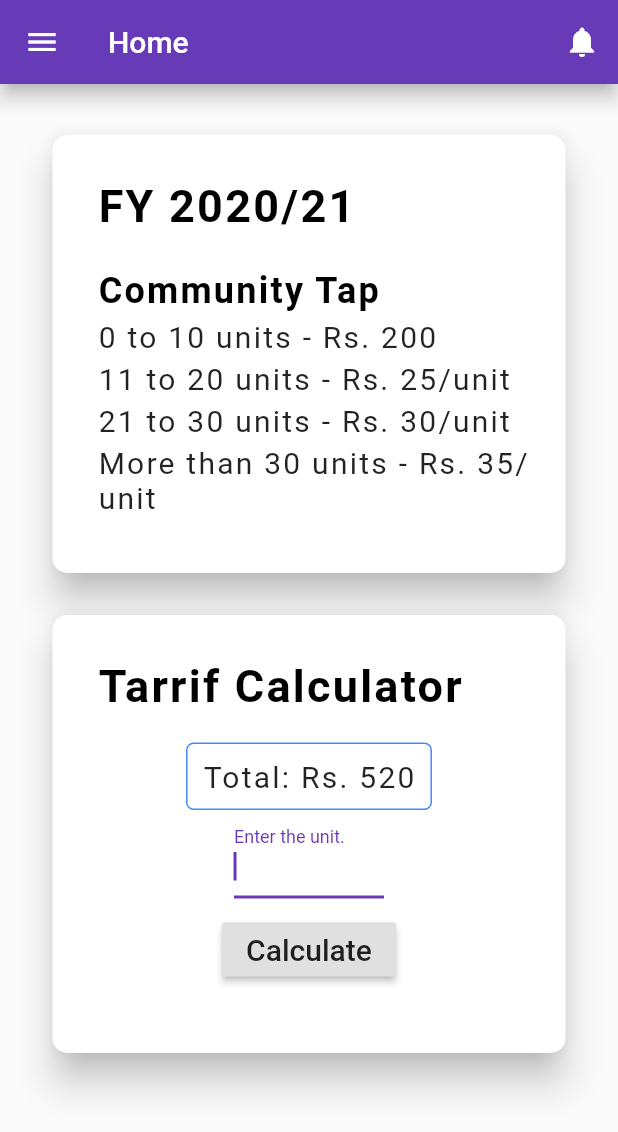
After one commit to Madhav52/Water-Billing-Mobile-App, a Flutter app: the Tarrif screen opened directly, on a phone screen of 412 x 824 dp. The commit adds this screen. Shown: the top 1132 px of the screen. Run offline on Flutter 3.47's test engine with Material 2 defaults, Android fonts, the phone set to English and light mode, and no system bars; our stand-ins replace carousel_pro, flutter_screenutil, font_awesome_flutter; Roboto replaces fonts that are missing (Open-Sans).

Commit message:
tarrif page created

```diff
--- a/lib/screens/home.dart
+++ b/lib/screens/home.dart
@@ -11,6 +11,7 @@ import 'package:flutter_login_page_ui/screens/fragments/our_vision.dart';
 import 'package:flutter_login_page_ui/screens/fragments/rate_us.dart';
 import 'package:flutter_login_page_ui/screens/fragments/privacy_policy.dart';
 import 'package:carousel_pro/carousel_pro.dart';
+import 'package:flutter_login_page_ui/screens/home_screens/tarrif.dart';
 import 'package:font_awesome_flutter/font_awesome_flutter.dart';
 
 
@@ -185,7 +186,11 @@ class _HomeScreenState extends State<HomeScreen> {
                   ),
                 ),
                 InkWell(
-                  onTap: (){},
+                  onTap: (){
+                    Navigator.push(
+              context,
+              MaterialPageRoute(builder: (context) => Tarrif()), );
+                  },
                   child:Container(
                     margin: EdgeInsets.only(top:40),
                     height:170.0,
@@ -288,10 +293,12 @@ class _HomeScreenState extends State<HomeScreen> {
                               Icon(Icons.perm_contact_calendar, size: 40.0, color: Colors.white),
                               Text("Contact Us",
                               style: TextStyle(
+
                                 color: Colors.white,
                                 fontFamily: "Open-Sans",
                                 fontSize: 20,
-                                letterSpacing: 1.5)
+                                letterSpacing: 1.5,
+                                )
                               ),
                             ],
                           )
--- /dev/null
+++ b/lib/screens/home_screens/tarrif.dart
@@ -0,0 +1,410 @@
+
+import 'package:carousel_pro/carousel_pro.dart';
+import 'package:flutter/foundation.dart';
+import 'package:flutter/material.dart';
+import 'package:flutter_login_page_ui/screens/fragments/about_us.dart';
+import 'package:flutter_login_page_ui/screens/fragments/contact_us.dart';
+import 'package:flutter_login_page_ui/screens/fragments/home_fragment.dart';
+import 'package:flutter_login_page_ui/screens/fragments/about_app.dart';
+import 'package:flutter_login_page_ui/screens/fragments/our_mission.dart';
+import 'package:flutter_login_page_ui/screens/fragments/our_vision.dart';
+import 'package:flutter_login_page_ui/screens/fragments/rate_us.dart';
+import 'package:flutter_login_page_ui/screens/fragments/privacy_policy.dart';
+import 'package:carousel_pro/carousel_pro.dart';
+import 'package:flutter_login_page_ui/screens/home_screens/tarrif.dart';
+import 'package:font_awesome_flutter/font_awesome_flutter.dart';
+
+
+class DrawerItem {
+  String title;
+  IconData icon;
+  DrawerItem(this.title, this.icon);
+}
+
+class Tarrif extends StatefulWidget {
+  final drawerItems = [
+    new DrawerItem("Home", Icons.home),
+    new DrawerItem("About Us", Icons.supervisor_account),
+    new DrawerItem("Our Mission", Icons.my_location),
+    new DrawerItem("Our Vision", Icons.wb_sunny),
+    // new DrawerItem("Setting", Icons.settings),
+    new DrawerItem("Contact us", Icons.contacts),
+    new DrawerItem("Rate Us", Icons.thumb_up),
+    new DrawerItem("Privacy Policy", Icons.verified_user),
+    new DrawerItem("About App", Icons.touch_app),
+
+  ];
+
+  @override
+  _TarrifState createState() => new _TarrifState();
+}
+
+class _TarrifState extends State<Tarrif> {
+
+  int _selectedIndex = 0;
+
+  @override
+  Widget build(BuildContext context) {
+    MediaQueryData media = MediaQuery.of(context);
+
+    final Size screenSize = media.size;
+
+    var drawerOptions = <Widget>[];
+    for (var i = 0; i < widget.drawerItems.length; i++) {
+      var d = widget.drawerItems[i];
+      var listTile = new ListTile(
+        leading: new Icon(
+            d.icon,
+            color: Colors.deepPurple
+        ),
+
+        title: new Text(
+            d.title,
+            style: new TextStyle(
+                color: Colors.deepPurple,
+                fontWeight: FontWeight.bold
+            )),
+
+        selected: i == _selectedIndex,
+        onTap: () => _onSelectItem(i),
+      );
+      // actions: <Widget>[
+      //   IconButton(icon:Icon(Icons.notifications), onPressed: (){})
+      // ];
+      drawerOptions.add(
+        new Column(
+          children: <Widget>[
+            listTile,
+            new Divider(
+              color: Colors.deepPurple,
+              height: 2.0,
+            )
+          ],
+        )
+      );
+
+    }
+
+    Widget image_slider_carousel = Container(
+      height: 250,
+      child: new Carousel(
+        boxFit: BoxFit.fill,
+        images: [
+          new AssetImage("assets/water.png"),
+          new AssetImage("assets/water.png"),
+          new AssetImage("assets/water.png"),
+
+        ],
+      ),
+    );
+
+    return new Scaffold(
+      appBar: new AppBar(
+        title: new Text(widget.drawerItems[_selectedIndex].title),
+        actions: <Widget>[
+          new IconButton(icon: Icon(Icons.notifications, color: Colors.white), onPressed: null),
+
+        ],
+        elevation: defaultTargetPlatform== TargetPlatform.android?5.0:0.0,
+      ),
+      drawer: new Drawer(
+        child: new ListView(
+          children: <Widget>[
+            new UserAccountsDrawerHeader(
+                accountName: new Text("Madhav"),
+                accountEmail: new Text("Madhav@gmail.com"),
+                // phoneNumber: new Text("9865373625"),
+
+                currentAccountPicture: new CircleAvatar(
+                  maxRadius: 50.0,
+                  backgroundColor: Colors.transparent,
+                  // borderRadius: BorderRadius.all(Radius.circular(50.0)),
+                  child: new Center(
+                    child: new Image.asset(
+                      "assets/madhav.jpg",
+                      height: 58.0,
+                      width: 58.0,
+                  ),)
+                 // backgroundImage: new Image.network(src),
+                ),
+
+            ),
+            new Column(
+              children: drawerOptions
+            ),
+          ],
+        ),
+      ),
+      body: new Container(
+        width: screenSize.width,
+        child: new ListView(
+        children: <Widget>[
+          new Container(
+            child: new Column(
+              mainAxisAlignment: MainAxisAlignment.start,
+
+              children: <Widget>[
+                  new Container(
+                    margin: EdgeInsets.only(top:30),
+                    height:300.0,
+                    width: 350.0,
+                    child: Card(
+                      shape: RoundedRectangleBorder(
+                        borderRadius: BorderRadius.circular(10.0),
+
+                      ),
+                      elevation: 10.0,
+                      child: Column(
+                       crossAxisAlignment: CrossAxisAlignment.start,
+                       children: <Widget>[
+                         Padding(
+                           padding: EdgeInsets.fromLTRB(30.0,30.0,0.0,20),
+                           child: Text("FY 2020/21",
+                            style: TextStyle(
+                              color: Colors.black,
+                              fontFamily: "Open-Sans",
+                              fontWeight: FontWeight.bold,
+                              fontSize: 30,
+                              letterSpacing: 1.5)
+                            ),
+
+                         ),
+                         Padding(
+                           padding: EdgeInsets.fromLTRB(30.0,5.0,0.0,0),
+                           child: Text("Community Tap",
+                            style: TextStyle(
+                              color: Colors.black,
+                              fontFamily: "Open-Sans",
+                              fontWeight: FontWeight.bold,
+                              fontSize: 24,
+                              letterSpacing: 1.5)
+                            ),
+
+                         ),
+                         Padding(
+                           padding: EdgeInsets.fromLTRB(30.0,5.0,0.0,0),
+                           child: Text("0 to 10 units - Rs. 200",
+                            style: TextStyle(
+
+                              fontFamily: "Open-Sans",
+                              fontSize: 20,
+                              letterSpacing: 1.5)
+                            ),
+
+                         ),
+                         Padding(
+                           padding: EdgeInsets.fromLTRB(30.0,5.0,0.0,0),
+                           child: Text("11 to 20 units - Rs. 25/unit",
+                            style: TextStyle(
+
+                              fontFamily: "Open-Sans",
+                              fontSize: 20,
+                              letterSpacing: 1.5)
+                            ),
+
+                         ),
+                         Padding(
+                           padding: EdgeInsets.fromLTRB(30.0,5.0,0.0,0),
+                           child: Text("21 to 30 units - Rs. 30/unit",
+                            style: TextStyle(
+
+                              fontFamily: "Open-Sans",
+                              fontSize: 20,
+                              letterSpacing: 1.5)
+                            ),
+
+                         ),
+                         Padding(
+                           padding: EdgeInsets.fromLTRB(30.0,5.0,0.0,0),
+                           child: Text("More than 30 units - Rs. 35/unit",
+                            style: TextStyle(
+
+                              fontFamily: "Open-Sans",
+                              fontSize: 20,
+                              letterSpacing: 1.5)
+                            ),
+
+                         )
+                       ],
+                      )
+                    ),
+                  ),
+                  new Container(
+                    margin: EdgeInsets.only(top:20),
+                    height:300.0,
+                    width: 350.0,
+                    child: Card(
+                      shape: RoundedRectangleBorder(
+                        borderRadius: BorderRadius.circular(10.0),
+
+                      ),
+                      elevation: 10.0,
+                      child: Column(
+                       crossAxisAlignment: CrossAxisAlignment.start,
+                       children: <Widget>[
+                         Padding(
+                           padding: EdgeInsets.fromLTRB(30.0,30.0,0.0,20),
+                           child: Text("Tarrif Calculator",
+                            style: TextStyle(
+                              color: Colors.black,
+                              fontFamily: "Open-Sans",
+                              fontWeight: FontWeight.bold,
+                              fontSize: 30,
+                              letterSpacing: 1.5)
+                            ),
+
+                         ),
+                         Center(
+                           child: new Column(
+                               children: <Widget>[
+                                 Container(
+                                  padding: EdgeInsets.all(10),
+                                  decoration: BoxDecoration(
+
+                                    border: Border.all(color: Colors.blueAccent,
+                                    ),
+                                    borderRadius: BorderRadius.all(
+                                        Radius.circular(5.0) //                 <--- border radius here
+                                    ),
+                                  ),
+                                  child: Text("Total: Rs. 520",
+                                  style: TextStyle(
+                                    fontFamily: "Open-Sans",
+                                    fontSize: 20,
+                                    letterSpacing: 1.5)
+                                    ),
+                                  ),
+
+                                  Container(
+                                    width: 100,
+                                    child: TextField(
+                                      keyboardType: TextInputType.number,
+                                      autofocus: true,
+                                      decoration: InputDecoration(
+
+                                        labelText: "Enter the unit.",
+                                        //hintText: 'Enter the unit.'
+                                      ),
+                                    ),
+                                  ),
+                                  Container(
+                                    margin: EdgeInsets.all(10),
+                                    child: RaisedButton(
+                                      onPressed: () {},
+                                      child: const Text(
+                                        'Calculate',
+                                        style: TextStyle(fontSize: 20)
+                                      ),
+                                    ),
+                                  ),
+                               ],
+                           ),
+                         ),
+                       ],
+                      ),
+                    ),
+                  ),
+              ]
+              ),
+            ),
+        ]
+        ),
+      ),
+      // _setDrawerItemWidget(_selectedIndex)
+    );
+  }
+  _setDrawerItemWidget(int pos) {
+    switch (pos) {
+      case 0:
+        return new HomeFragment();
+      case 1:
+        return new AboutUs();
+      case 2:
+        return new OurMission();
+      case 3:
+        return new OurVision();
+      case 4:
+        return new ContactUs();
+      case 5:
+        return new PrivacyPolicy();
+      case 6:
+        return new RateUs();
+      case 7:
+        return new AboutApp();
+
+      default:
+        return new Text("Error");
+    }
+  }
+
+  _onSelectItem(int index) {
+    setState(() => _selectedIndex = index);
+    Navigator.of(context).pop(); // close the drawer
+  }
+
+
+}
+
+
+// import 'package:flutter/material.dart';
+
+// class Tarrif extends StatefulWidget {
+//   @override
+//   _TarrifState createState() => new _TarrifState();
+// }
+
+// class _TarrifState extends State<Tarrif> {
+//   @override
+//   Widget build(BuildContext context) {
+//     MediaQueryData media = MediaQuery.of(context);
+
+//     final Size screenSize = media.size;
+//     return new Scaffold(
+//       body: new Container(
+//         width: screenSize.width,
+//         child: new ListView(
+//         children: <Widget>[
+//           new Container(
+//             child: new Column(
+//               mainAxisAlignment: MainAxisAlignment.start,
+
+//               children: <Widget>[
+//                   new Container(
+//                     margin: EdgeInsets.only(top:40),
+//                     height:170.0,
+//                     width: 200.0,
+//                     child: Card(
+//                       shape: RoundedRectangleBorder(
+//                         borderRadius: BorderRadius.circular(10.0),
+
+//                       ),
+//                       child: Column(
+//                        mainAxisAlignment: MainAxisAlignment.start,
+//                        children: <Widget>[
+//                          Text("Committe",
+//                             style: TextStyle(
+//                               color: Colors.white,
+//                               fontFamily: "Open-Sans",
+//                               fontSize: 20,
+//                               letterSpacing: 1.5)
+//                             ),
+//                             Text("Committe",
+//                             style: TextStyle(
+//                               color: Colors.white,
+//                               fontFamily: "Open-Sans",
+//                               fontSize: 20,
+//                               letterSpacing: 1.5)
+//                             ),
+//                        ],
+//                       )
+//                     ),
+//                   ),
+//                 ]
+//               ),
+//             ),
+//         ]
+//         ),
+//       ),
+//     );
+//   }
+// }
```
